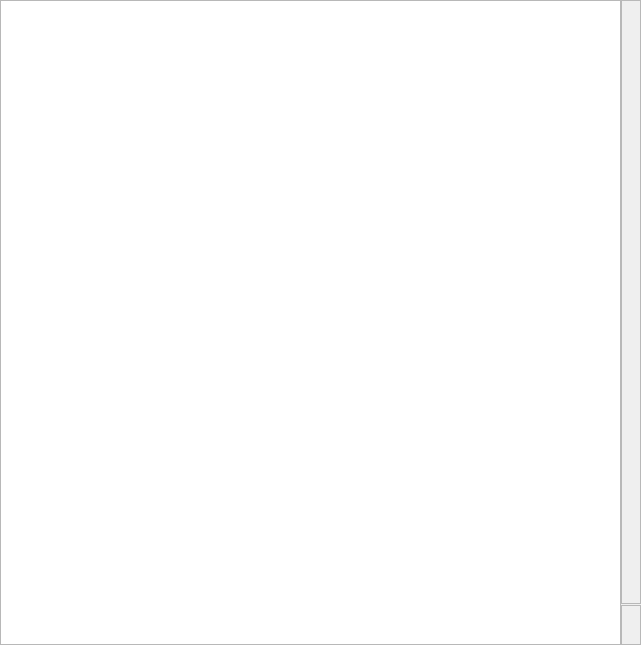
Qt form src/widget_shared/filesystemviewpage.ui (billlin0904/xamp2) before a commit.
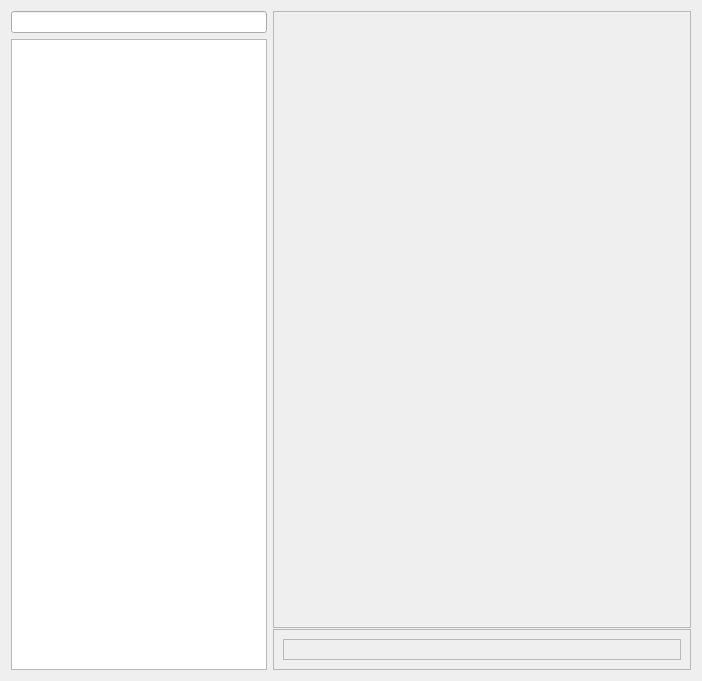
The same form after that commit. Custom widgets are drawn as their Qt base class.

```diff
--- a/src/widget_shared/filesystemviewpage.ui
+++ b/src/widget_shared/filesystemviewpage.ui
@@ -6,31 +6,23 @@
    <rect>
     <x>0</x>
     <y>0</y>
-    <width>641</width>
-    <height>645</height>
+    <width>702</width>
+    <height>681</height>
    </rect>
   </property>
   <property name="windowTitle">
    <string>Form</string>
   </property>
-  <layout class="QHBoxLayout" name="horizontalLayout">
-   <property name="spacing">
-    <number>0</number>
-   </property>
-   <property name="leftMargin">
-    <number>0</number>
-   </property>
-   <property name="topMargin">
-    <number>0</number>
-   </property>
-   <property name="rightMargin">
-    <number>0</number>
-   </property>
-   <property name="bottomMargin">
-    <number>0</number>
-   </property>
+  <layout class="QHBoxLayout" name="horizontalLayout" stretch="0,1">
    <item>
-    <widget class="QTreeView" name="dirTree"/>
+    <layout class="QVBoxLayout" name="verticalLayout_2">
+     <item>
+      <widget class="QLineEdit" name="searchLineEdit"/>
+     </item>
+     <item>
+      <widget class="QTreeView" name="dirTree"/>
+     </item>
+    </layout>
    </item>
    <item>
     <widget class="QSplitter" name="splitter">
```
